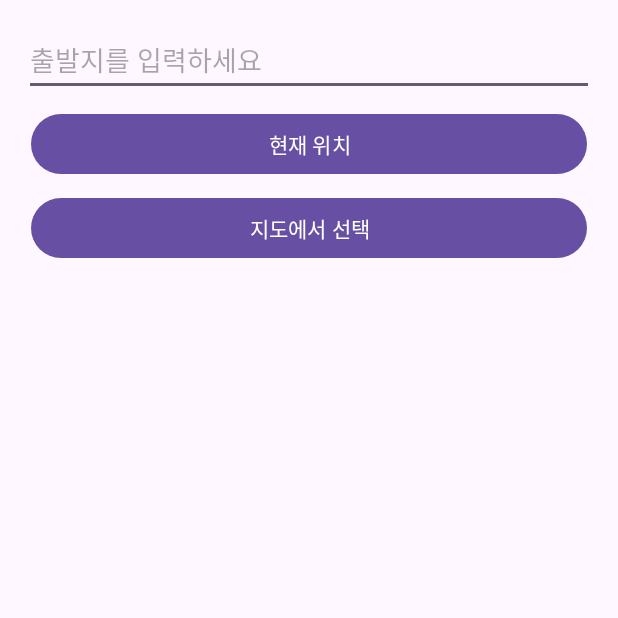
After one commit to NaYoonSoo/Team3, an Android app: the LocationInputActivity screen opened directly, with no data from a screen before it, on a phone screen of 412 x 824 dp, the top half of it. The commit adds this screen. Run offline under Robolectric (Android 15) with nearby library versions, the phone set to English and light mode, and no system bars.

Commit message:
길찾기 시작점부분

```diff
--- a/app/src/main/AndroidManifest.xml
+++ b/app/src/main/AndroidManifest.xml
@@ -17,6 +17,9 @@
         android:theme="@style/Theme.Moduroad"
         tools:targetApi="31">
         <activity
+            android:name=".LocationInputActivity"
+            android:exported="false" />
+        <activity
             android:name=".RouteSearchActivity"
             android:exported="false" />
         <activity
--- /dev/null
+++ b/app/src/main/java/com/example/moduroad/LocationInputActivity.kt
@@ -0,0 +1,83 @@
+package com.example.moduroad
+
+import android.Manifest
+import android.app.Activity
+import android.content.Intent
+import android.content.pm.PackageManager
+import android.location.Location
+import android.os.Bundle
+import android.view.KeyEvent
+import android.view.inputmethod.EditorInfo
+import android.widget.Button
+import android.widget.EditText
+import android.widget.Toast
+import androidx.appcompat.app.AppCompatActivity
+import androidx.core.app.ActivityCompat
+import androidx.core.content.ContextCompat
+import androidx.core.view.ViewCompat
+import androidx.core.view.WindowInsetsCompat
+import com.google.android.gms.location.FusedLocationProviderClient
+import com.google.android.gms.location.LocationServices
+import com.google.android.gms.tasks.Task
+
+class LocationInputActivity : AppCompatActivity() {
+
+    private lateinit var fusedLocationClient: FusedLocationProviderClient
+    private lateinit var searchInput: EditText
+
+    override fun onCreate(savedInstanceState: Bundle?) {
+        super.onCreate(savedInstanceState)
+        setContentView(R.layout.activity_location_input)
+
+        fusedLocationClient = LocationServices.getFusedLocationProviderClient(this)
+
+        ViewCompat.setOnApplyWindowInsetsListener(findViewById(R.id.main)) { view, insets ->
+            val systemBars = insets.getInsets(WindowInsetsCompat.Type.systemBars())
+            view.setPadding(systemBars.left, systemBars.top, systemBars.right, systemBars.bottom)
+            insets
+        }
+
+        val currentLocationButton = findViewById<Button>(R.id.button_current_location)
+        searchInput = findViewById<EditText>(R.id.search_input)
+
+        currentLocationButton.setOnClickListener {
+            getCurrentLocation()
+        }
+
+        searchInput.setOnEditorActionListener { v, actionId, event ->
+            if (actionId == EditorInfo.IME_ACTION_DONE || event?.action == KeyEvent.ACTION_DOWN && event.keyCode == KeyEvent.KEYCODE_ENTER) {
+                val searchText = v.text.toString()
+                returnSelectedLocation(searchText)
+                true
+            } else {
+                false
+            }
+        }
+    }
+
+    private fun getCurrentLocation() {
+        if (ContextCompat.checkSelfPermission(this, Manifest.permission.ACCESS_FINE_LOCATION) != PackageManager.PERMISSION_GRANTED) {
+            ActivityCompat.requestPermissions(this, arrayOf(Manifest.permission.ACCESS_FINE_LOCATION), 1000)
+            return
+        }
+
+        val task: Task<Location> = fusedLocationClient.lastLocation
+        task.addOnSuccessListener { location ->
+            if (location != null) {
+                val result = "${location.latitude}, ${location.longitude}"
+                searchInput.setText(result) // 현재 위치를 EditText에 설정합니다.
+                returnSelectedLocation(result) // 현재 위치를 RouteSearchActivity로 반환합니다.
+                // 주석 처리된 부분은 실제 앱의 동작에 따라 필요할 경우 사용하세요.
+            } else {
+                Toast.makeText(this, "현재 위치를 가져올 수 없습니다.", Toast.LENGTH_SHORT).show()
+            }
+        }
+    }
+
+    private fun returnSelectedLocation(location: String) {
+        val returnIntent = Intent()
+        returnIntent.putExtra("location", location)
+        setResult(Activity.RESULT_OK, returnIntent)
+        finish()
+    }
+}
--- /dev/null
+++ b/app/src/main/res/layout/activity_location_input.xml
@@ -0,0 +1,51 @@
+<?xml version="1.0" encoding="utf-8"?>
+<androidx.constraintlayout.widget.ConstraintLayout xmlns:android="http://schemas.android.com/apk/res/android"
+    xmlns:app="http://schemas.android.com/apk/res-auto"
+    xmlns:tools="http://schemas.android.com/tools"
+    android:id="@+id/main"
+    android:layout_width="match_parent"
+    android:layout_height="match_parent"
+    tools:context=".LocationInputActivity">
+
+    <!-- 검색 입력란 -->
+    <EditText
+        android:id="@+id/search_input"
+        android:layout_width="0dp"
+        android:layout_height="wrap_content"
+        android:layout_marginStart="16dp"
+        android:layout_marginTop="16dp"
+        android:layout_marginEnd="16dp"
+        android:ems="10"
+        android:inputType="text"
+        android:hint="@string/start_search_hint"
+        app:layout_constraintTop_toTopOf="parent"
+        app:layout_constraintStart_toStartOf="parent"
+        app:layout_constraintEnd_toEndOf="parent" />
+
+    <!-- '현재위치' 버튼 -->
+    <Button
+        android:id="@+id/button_current_location"
+        android:layout_width="0dp"
+        android:layout_height="wrap_content"
+        android:text="@string/current_location"
+        app:layout_constraintTop_toBottomOf="@id/search_input"
+        app:layout_constraintStart_toStartOf="parent"
+        app:layout_constraintEnd_toEndOf="parent"
+        app:layout_constraintWidth_percent="0.9"
+        app:layout_constraintHorizontal_bias="0.5"
+        android:layout_marginTop="8dp"/>
+
+    <!-- '지도에서 선택' 버튼 -->
+    <Button
+        android:id="@+id/button_select_from_map"
+        android:layout_width="0dp"
+        android:layout_height="wrap_content"
+        android:text="@string/select_from_map"
+        app:layout_constraintTop_toBottomOf="@id/button_current_location"
+        app:layout_constraintStart_toStartOf="parent"
+        app:layout_constraintEnd_toEndOf="parent"
+        app:layout_constraintWidth_percent="0.9"
+        app:layout_constraintHorizontal_bias="0.5"
+        android:layout_marginTop="8dp"/>
+
+</androidx.constraintlayout.widget.ConstraintLayout>
--- a/app/src/main/res/layout/activity_route_search.xml
+++ b/app/src/main/res/layout/activity_route_search.xml
@@ -63,6 +63,8 @@
                 android:background="@drawable/background_divider"
                 android:padding="8dp"
                 android:hint="출발지"
+                android:focusable="false"
+                android:focusableInTouchMode="false"
                 android:layout_marginTop="8dp"
                 android:layout_marginBottom="8dp"/>
 
@@ -74,6 +76,8 @@
                 android:background="@drawable/background_divider"
                 android:padding="8dp"
                 android:hint="도착지"
+                android:focusable="false"
+                android:focusableInTouchMode="false"
                 android:layout_marginTop="8dp"/>
 
         </LinearLayout>
--- a/app/src/main/res/values/strings.xml
+++ b/app/src/main/res/values/strings.xml
@@ -2,4 +2,6 @@
     <string name="app_name">moduroad</string>
     <string name="current_location">현재 위치</string>
     <string name="find_road">길찾기</string>
+    <string name="select_from_map">지도에서 선택</string>
+    <string name="start_search_hint">출발지를 입력하세요</string>
 </resources>
```
Also changed, not shown: app/src/main/java/com/example/moduroad/RouteSearchActivity.kt (+31 -4 lines).
